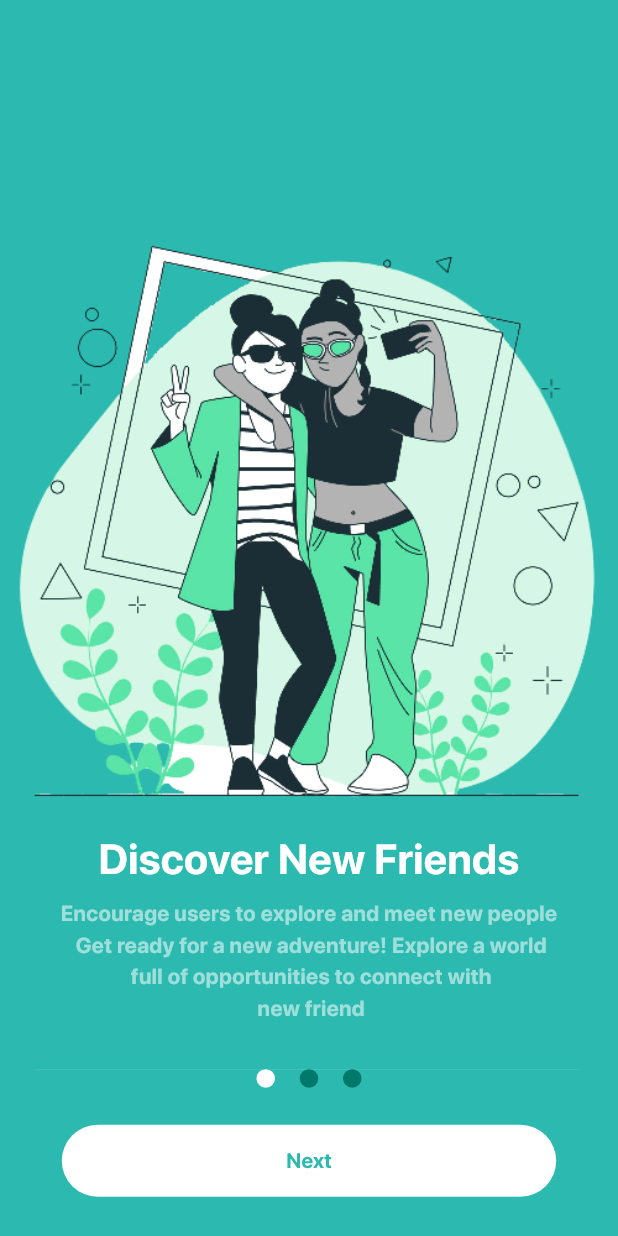
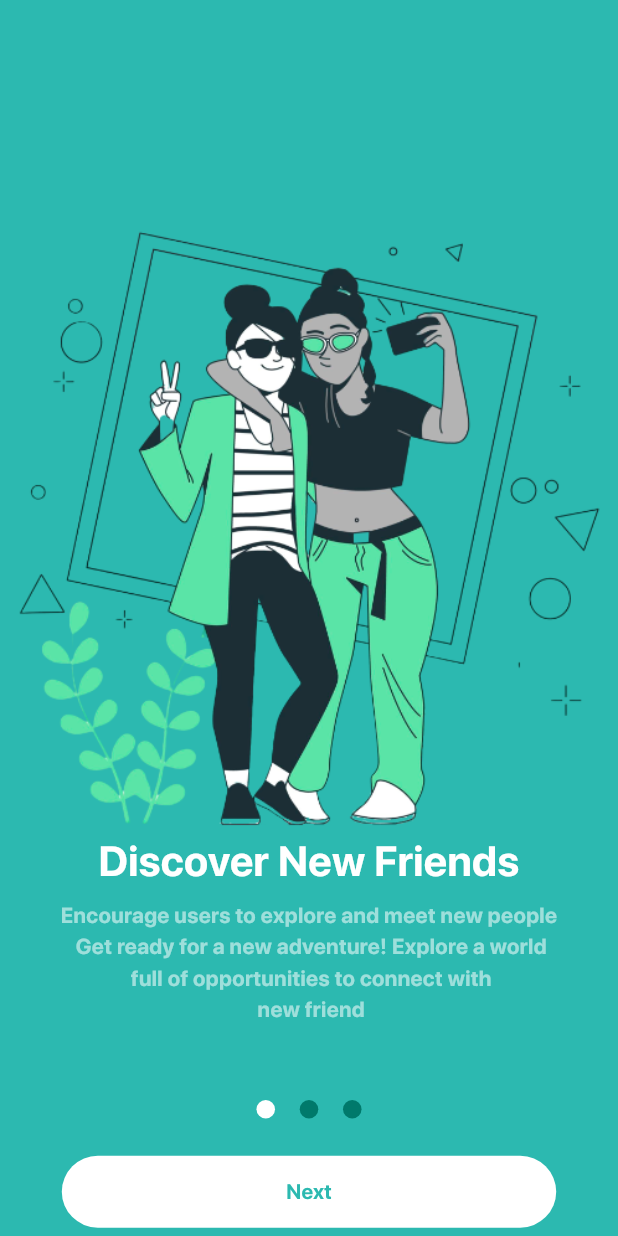
Before and after one commit to mohamdelbehairy/sophiee-app-2, a Flutter app: the screen it shows after launch, on a phone screen of 412 x 824 dp. Run offline on Flutter 3.47's test engine with Material 3 defaults, Android fonts, the phone set to English and light mode, and no system bars; drawn by our look-alikes of smooth_page_indicator; our stand-ins replace audioplayers, bloc, cached_network_image, chewie, cloud_firestore, connectivity_plus and 28 more; missing offline and left inert: flutter_file_downloader, flutter_pdfview, fluttercontactpicker, social_media_recorder; accounts and stored records are empty.

Commit message:
on boardring page done

```diff
--- a/lib/constants.dart
+++ b/lib/constants.dart
@@ -11,4 +11,9 @@ const userIDField = 'userID';
 const bioField = 'bio';
 const nickNameField = 'nickName';
 const profileImageField = 'profileImage';
-const defaultProfileImageUrl = 'https://i.pinimg.com/736x/c0/27/be/c027bec07c2dc08b9df60921dfd539bd.jpg';
+const defaultProfileImageUrl =
+    'https://i.pinimg.com/736x/c0/27/be/c027bec07c2dc08b9df60921dfd539bd.jpg';
+
+const onBoardringPageImageOne = 'assets/images/on-boardring-page-1.png';
+const onBoardringPageImageTwo = 'assets/images/on-boardring-page-2.png';
+const onBoardringPageOneImageThree = 'assets/images/on-boardring-page-3.png';
--- a/lib/widgets/on_boardring_page/on_boardring_page_body.dart
+++ b/lib/widgets/on_boardring_page/on_boardring_page_body.dart
@@ -1,3 +1,4 @@
+import 'package:app/constants.dart';
 import 'package:app/widgets/on_boardring_page/on_boardring_page_item.dart';
 import 'package:flutter/material.dart';
 
@@ -20,19 +21,19 @@ class OnBoardringPageBody extends StatelessWidget {
       children: [
         OnBoardringPageItem(
             size: size,
-            imageUrl: 'assets/images/on-boardring-page-1.png',
+            imageUrl: onBoardringPageImageOne,
             title: 'Discover New Friends',
             subTitle:
                 'Encourage users to explore and meet new people\n Get ready for a new adventure! Explore a world\n full of opportunities to connect with\n new friend'),
         OnBoardringPageItem(
             size: size,
-            imageUrl: 'assets/images/on-boardring-page-2.png',
+            imageUrl: onBoardringPageImageTwo,
             title: 'Enjoy private conversation',
             subTitle:
                 'Emphasize the privacy and security of messaging \n Implementing strong end-to-end encryption can\n safeguard messages so that only the intended \nrecipients can access and decipher them'),
         OnBoardringPageItem(
             size: size,
-            imageUrl: 'assets/images/on-boardring-page-3.png',
+            imageUrl: onBoardringPageOneImageThree,
             title: 'Join Groups',
             subTitle:
                 'Promote group chats and community engagement \n  Enhanced Interaction Group chats enable multiple\n      users to participate in conversations, encouraging\n lively discussions and exchanges of ideas \nwithin a community setting'),
--- a/lib/widgets/on_boardring_page/on_boardring_page_bottom_sheet.dart
+++ b/lib/widgets/on_boardring_page/on_boardring_page_bottom_sheet.dart
@@ -17,11 +17,13 @@ class OnBoardringPageBottomSheet extends StatelessWidget {
   @override
   Widget build(BuildContext context) {
     return Container(
-      height: size.height * .135,
+      height: size.height * .14,
       width: size.width,
-      color: kPrimaryColor,
+      decoration: BoxDecoration(
+          color: kPrimaryColor, boxShadow: [BoxShadow(color: kPrimaryColor)]),
       child: Column(
         children: [
+          SizedBox(height: size.width * .06),
           CustomSmoothPageIndicator(controller: controller, size: size),
           SizedBox(height: size.width * .06),
           CustomBottom(
```
Also changed, not shown: assets/images/on-boardring-page-1.png, assets/images/on-boardring-page-2.png, lib/pages/on_boardring_page.dart (line endings or trailing spaces).
